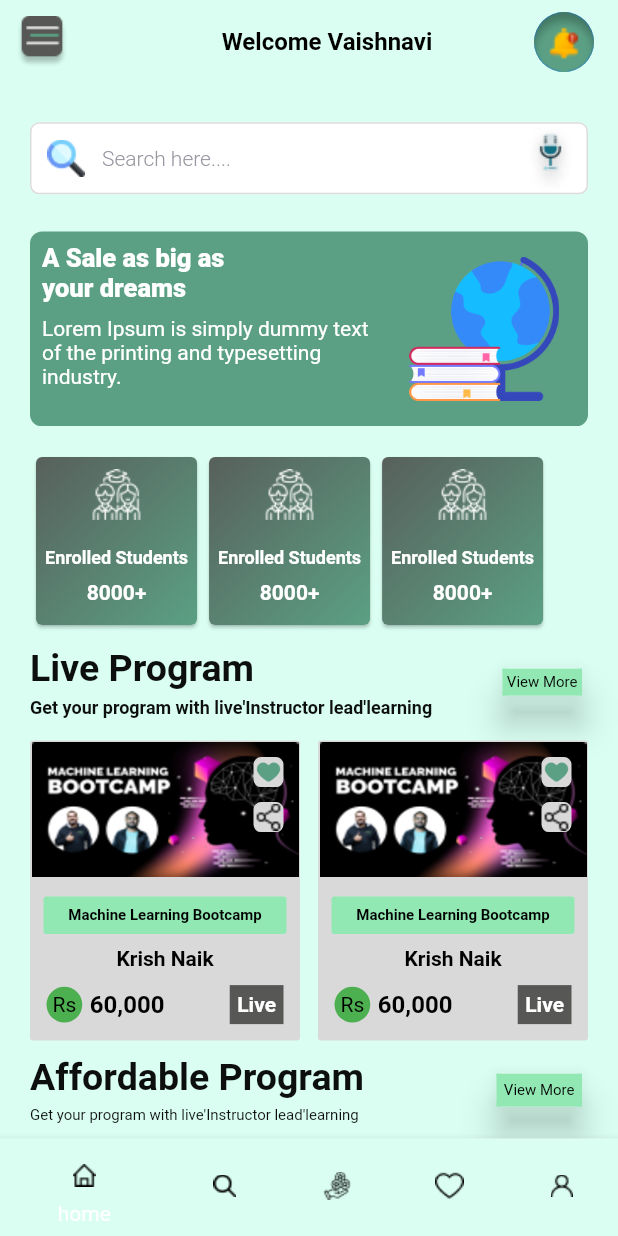
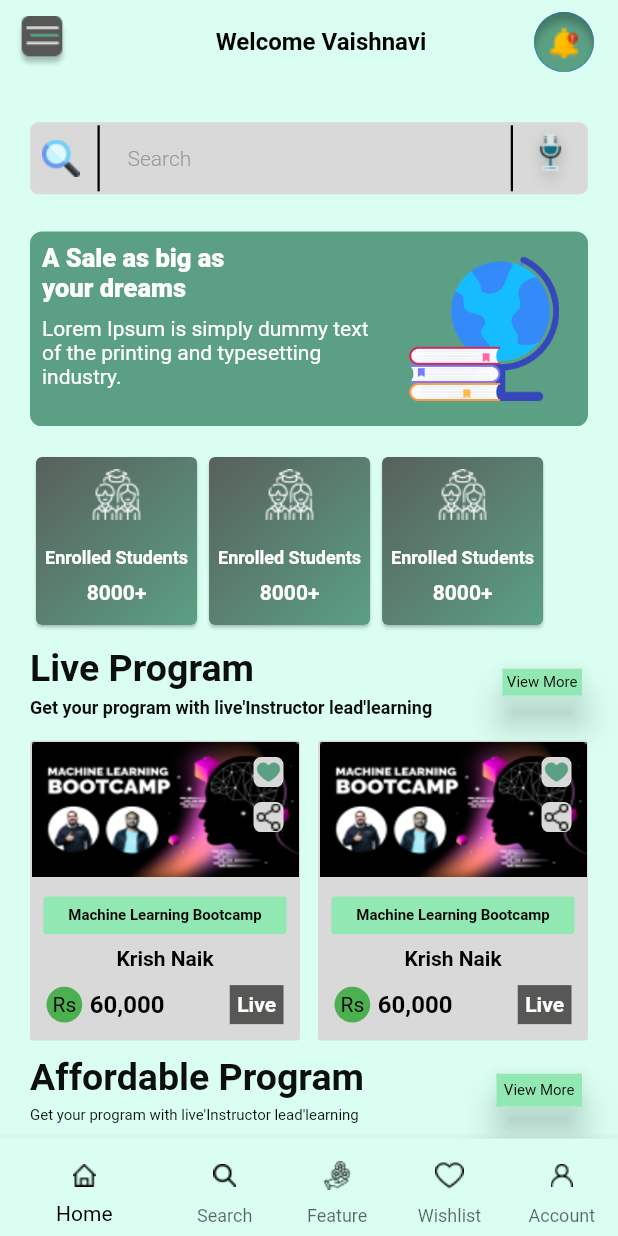
Before and after one commit to aisha06/elarmingapp, a Flutter app: the MyNavigationBar screen opened directly, on a phone screen of 412 x 824 dp. Run offline on Flutter 3.47's test engine with Material 2 defaults, Android fonts, the phone set to English and light mode, and no system bars; drawn by our look-alikes of carousel_slider; our stand-ins replace cloud_firestore, firebase_auth, firebase_core, flutter_rating_bar, flutter_switch, get and 3 more; accounts and stored records are empty.

Commit message:
code push

```diff
--- a/lib/views/BottomNavigationBar.dart
+++ b/lib/views/BottomNavigationBar.dart
@@ -20,7 +20,6 @@ class _MyNavigationBarState extends State<MyNavigationBar> {
     FeatureScreen(),
     WishlistScreen(),
     ProfileScreen(),
-    // ProfileScreen(),
   ];
 
   void _onItemTapped(int index) {
@@ -32,10 +31,7 @@ class _MyNavigationBarState extends State<MyNavigationBar> {
   @override
   Widget build(BuildContext context) {
     return Scaffold(
-      // appBar: AppBar(
-      //     //title: const Text('Flutter BottomNavigationBar Example'),
-      //     backgroundColor: Colors.blue
-      // ),
+      backgroundColor: Color(0xFFDAFFF2),
       body: Center(
         child: _widgetOptions.elementAt(_selectedIndex),
       ),
@@ -46,7 +42,7 @@ class _MyNavigationBarState extends State<MyNavigationBar> {
               AssetImage('assets/images/home.png'),
               color: Color(0xFF000000),
             ),
-              label: "home",
+            label: "Home",
             backgroundColor: Color(0xFFDAFFF2),
           ),
           BottomNavigationBarItem(
@@ -79,12 +75,15 @@ class _MyNavigationBarState extends State<MyNavigationBar> {
           ),
         ],
         type: BottomNavigationBarType.shifting,
-          // fixedColor: Colors.white,
         currentIndex: _selectedIndex,
-          selectedItemColor: Colors.white,
+        selectedItemColor: Colors.black,
+        unselectedItemColor: Colors.black.withOpacity(0.6),
         iconSize: 35,
         onTap: _onItemTapped,
-          elevation: 5),
+        elevation: 5,
+        showSelectedLabels: true,
+        showUnselectedLabels: true,
+      ),
     );
   }
 }
--- a/lib/views/home_Screen.dart
+++ b/lib/views/home_Screen.dart
@@ -37,7 +37,7 @@ class _HomeScreenState extends State<HomeScreen> {
           children: [
             Spacer(),
             Text(
-              "  Welcome Vaishnavi",
+              "Welcome Vaishnavi",
               textAlign: TextAlign.center,
               style: Theme.of(context).textTheme.headlineLarge?.copyWith(
                     color: Colors.black,
@@ -89,13 +89,35 @@ class _HomeScreenState extends State<HomeScreen> {
                 TextFormField(
                   keyboardType: TextInputType.emailAddress,
                   decoration: InputDecoration(
-                      suffixIcon: Image.asset("assets/images/microphone.png"),
-                      prefixIcon: Image.asset("assets/images/search.png"),
+                    suffixIcon: Row(
+                      mainAxisSize: MainAxisSize.min,
+                      children: [
+                        SizedBox(width: 12),
+                        Container(
+                          height: 44, // Adjust the height as needed
+                          width: 1.5, // Width of the vertical divider
+                          color: Colors.black, // Color of the vertical divider
+                        ),
+                        Image.asset("assets/images/microphone.png"),
+                      ],
+                    ),
+                    prefixIcon: Row(
+                      mainAxisSize: MainAxisSize.min,
+                      children: [
+                        SizedBox(width: 8),
+                        Image.asset("assets/images/search.png"),
+                        SizedBox(width: 12),
+                        Container(
+                          height: 44, // Adjust the height as needed
+                          width: 1.5, // Width of the vertical divider
+                          color: Colors.black, // Color of the vertical divider
+                        ),
+                      ],
+                    ),
                     filled: true,
-                      fillColor: Colors.white,
-                      hintText: "Search here....",
-                      hintStyle:
-                          Theme.of(context).textTheme.bodyMedium?.copyWith(
+                    fillColor: Color(0xffD9D9D9),
+                    hintText: "     Search ",
+                    hintStyle: Theme.of(context).textTheme.bodyMedium?.copyWith(
                           fontSize: 14,
                           color: Color(0xff9796A1),
                           fontWeight: FontWeight.w300,
@@ -103,14 +125,19 @@ class _HomeScreenState extends State<HomeScreen> {
                     contentPadding: EdgeInsets.fromLTRB(20, 10, 20, 10),
                     enabledBorder: OutlineInputBorder(
                       borderRadius: BorderRadius.circular(6),
-                          borderSide: BorderSide(color: Color(0xffDCDCDC))),
+                      borderSide: BorderSide(color: Color(0xffDCDCDC)),
+                    ),
                     focusedBorder: OutlineInputBorder(
                       borderRadius: BorderRadius.circular(6),
-                          borderSide: BorderSide(color: Color(0xffDCDCDC))),
+                      borderSide: BorderSide(color: Color(0xffDCDCDC)),
+                    ),
                     border: OutlineInputBorder(
                       borderRadius: BorderRadius.circular(6),
-                          borderSide: BorderSide(color: Color(0xffDCDCDC)))),
+                      borderSide: BorderSide(color: Color(0xffDCDCDC)),
                     ),
+                  ),
+                ),
+
                 SizedBox(height: height * 0.03),
                 CarouselSlider(
                   options: CarouselOptions(
--- a/lib/views/loginView.dart
+++ b/lib/views/loginView.dart
@@ -47,6 +47,7 @@ class LoginView extends StatelessWidget {
   @override
   Widget build(BuildContext context) {
     return Scaffold(
+      backgroundColor: Color(0xffF5F5F5),
       body: SingleChildScrollView(
         child: Form(
           key: _formKey,
```
Lines whose indentation alone changed are shown as unchanged.
